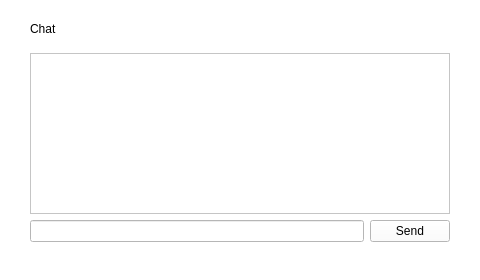
habilience/habilience-t3ksensor-tools, file T3kCfg/QTabChat.ui: the form before one commit.
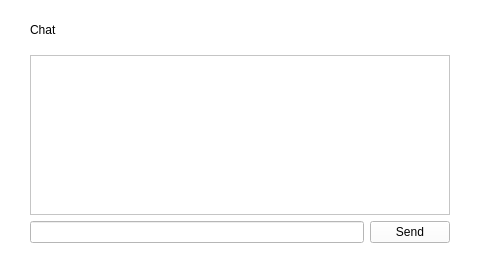
The form after the commit. Custom widgets are drawn as their Qt base class.

```diff
--- a/T3kCfg/QTabChat.ui
+++ b/T3kCfg/QTabChat.ui
@@ -458,7 +458,7 @@
         <property name="minimumSize">
          <size>
           <width>0</width>
-          <height>18</height>
+          <height>20</height>
          </size>
         </property>
         <property name="text">
```
